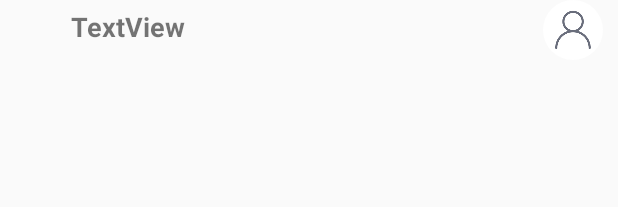
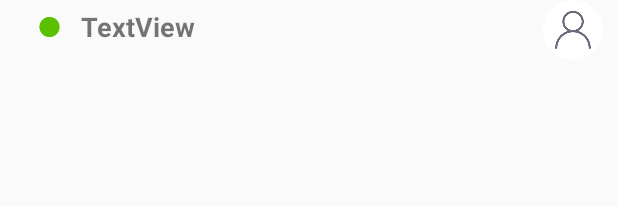
Before and after one commit to shrey2806/Socializer, an Android app: the layout chat_custom_bar.xml on its own in the app's theme, with its tools: preview values and no code run, on a phone screen of 412 x 824 dp. Shown: the top 207 px of the screen. Run offline under Robolectric (Android 15) with nearby library versions, the phone set to English and light mode, and no system bars.

Commit message:
Added online Icon

```diff
--- a/app/src/main/java/com/example/shrey/socializer/Fragments/FriendsFragment.java
+++ b/app/src/main/java/com/example/shrey/socializer/Fragments/FriendsFragment.java
@@ -128,7 +128,7 @@ public class FriendsFragment extends Fragment {
                                         if(i == 1){
 
                                             Intent chatIntent = new Intent(getContext(), ChatActivity.class);
-                                            chatIntent.putExtra("user_id", list_userid);
+                                            chatIntent.putExtra("userid", list_userid);
                                             chatIntent.putExtra("user_name", userName);
                                             startActivity(chatIntent);
 
--- a/app/src/main/res/layout/chat_custom_bar.xml
+++ b/app/src/main/res/layout/chat_custom_bar.xml
@@ -1,6 +1,8 @@
 <?xml version="1.0" encoding="utf-8"?>
 <RelativeLayout
-    xmlns:android="http://schemas.android.com/apk/res/android" android:layout_width="match_parent"
+    xmlns:android="http://schemas.android.com/apk/res/android"
+    xmlns:app="http://schemas.android.com/apk/res-auto"
+    android:layout_width="match_parent"
     android:layout_height="match_parent">
 
     <de.hdodenhof.circleimageview.CircleImageView
@@ -13,16 +15,26 @@
         android:src="@drawable/acc_image" />
 
     <TextView
-        android:id="@+id/name_textview"
+        android:id="@+id/custom_bar_name"
         android:layout_width="wrap_content"
         android:layout_height="wrap_content"
         android:layout_alignParentStart="true"
         android:layout_alignParentTop="true"
-        android:layout_marginStart="47dp"
+        android:layout_marginStart="54dp"
         android:layout_marginTop="5dp"
         android:text="TextView"
         android:textSize="18sp"
         android:textStyle="bold" />
 
+    <ImageView
+        android:id="@+id/custom_online_icon"
+        android:layout_width="14dp"
+        android:layout_height="25dp"
+        android:layout_alignParentStart="true"
+        android:layout_alignParentTop="true"
+        android:layout_marginStart="26dp"
+        android:layout_marginTop="5dp"
+        app:srcCompat="@drawable/online_icon" />
+
 
 </RelativeLayout>
```
Also changed, not shown: app/src/main/java/com/example/shrey/socializer/ChatActivity.java (+75 -34 lines).
